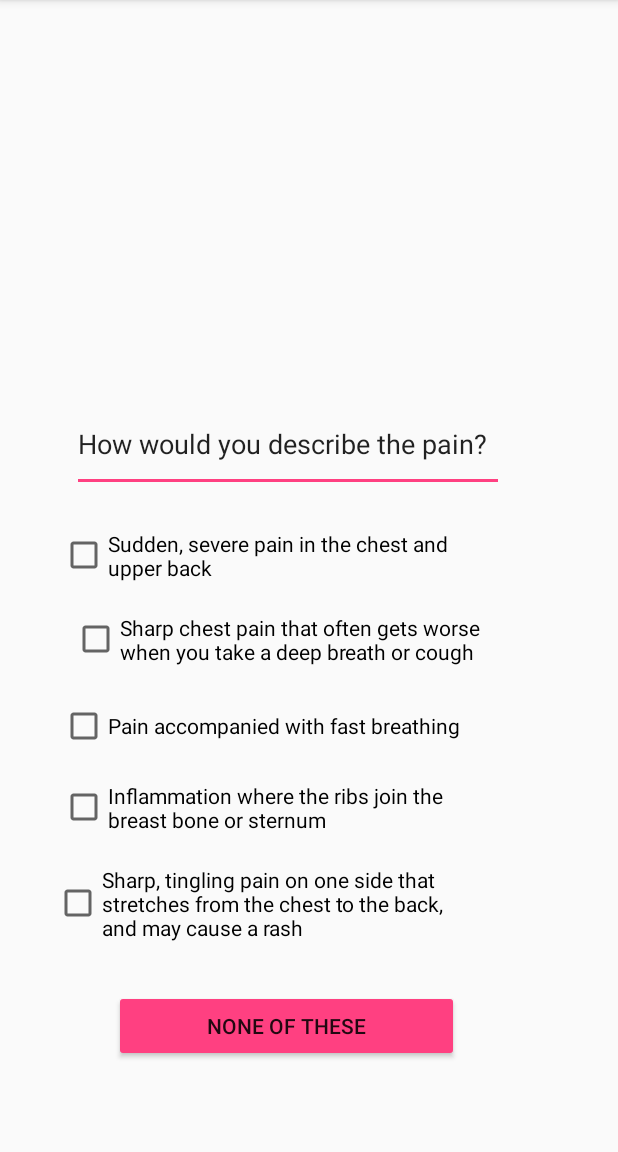
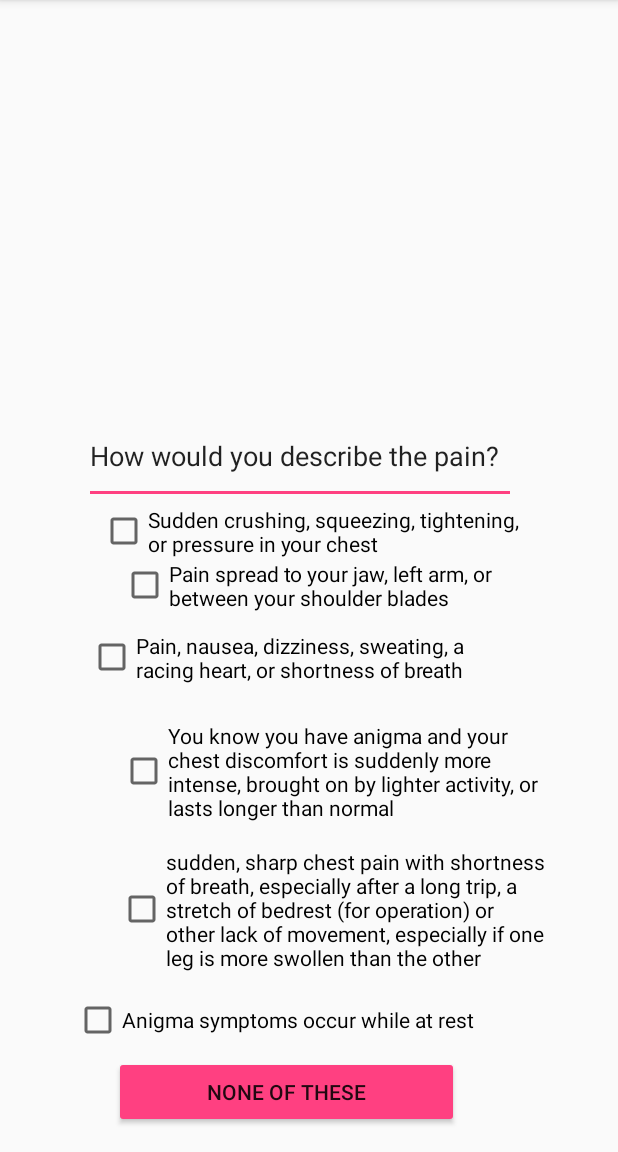
Before and after one commit to nwang19/Save-your, an Android app: the HeartAttackInstructions screen opened directly, with no data from a screen before it, on a phone screen of 412 x 824 dp, the part 84-1236 px from its top. Run offline under Robolectric (Android 15) with nearby library versions, the phone set to English and light mode, and no system bars.

Commit message:
Updated chest pain

```diff
--- a/app/src/main/AndroidManifest.xml
+++ b/app/src/main/AndroidManifest.xml
@@ -17,7 +17,8 @@
             </intent-filter>
         </activity>
         <activity android:name=".HeartAttackInstructions" />
-        <activity android:name=".SSPain"></activity>
+        <activity android:name=".SSPain" />
+        <activity android:name=".MoreChestPain"></activity>
     </application>
 
 </manifest>
--- a/app/src/main/java/com/example/nicole/testapp/HeartAttackInstructions.java
+++ b/app/src/main/java/com/example/nicole/testapp/HeartAttackInstructions.java
@@ -1,7 +1,9 @@
 package com.example.nicole.testapp;
 
+import android.content.Intent;
 import android.support.v7.app.AppCompatActivity;
 import android.os.Bundle;
+import android.view.View;
 
 public class HeartAttackInstructions extends AppCompatActivity {
 //but it's actually symptoms
@@ -11,5 +13,8 @@ public class HeartAttackInstructions extends AppCompatActivity {
         super.onCreate(savedInstanceState);
         setContentView(R.layout.activity_heart_attack_instructions);
     }
-
+    public void openMoreChestPain(View view){
+        Intent intent = new Intent(HeartActivityInstructions.this, MoreChestPain.class);
+        startActivity(intent);
+    }
 }
--- /dev/null
+++ b/app/src/main/java/com/example/nicole/testapp/MoreChestPain.java
@@ -0,0 +1,13 @@
+package com.example.nicole.testapp;
+
+import android.support.v7.app.AppCompatActivity;
+import android.os.Bundle;
+
+public class MoreChestPain extends AppCompatActivity {
+
+    @Override
+    protected void onCreate(Bundle savedInstanceState) {
+        super.onCreate(savedInstanceState);
+        setContentView(R.layout.activity_more_chest_pain);
+    }
+}
--- a/app/src/main/res/layout/activity_heart_attack_instructions.xml
+++ b/app/src/main/res/layout/activity_heart_attack_instructions.xml
@@ -10,72 +10,102 @@
         android:id="@+id/checkBox"
         android:layout_width="282dp"
         android:layout_height="wrap_content"
-        android:layout_marginBottom="380dp"
+        android:layout_marginBottom="360dp"
         android:layout_marginStart="40dp"
-        android:text="Sudden, severe pain in the chest and upper back"
+        android:text="Pain spread to your jaw, left arm, or between your shoulder blades"
         app:layout_constraintBottom_toBottomOf="parent"
+        app:layout_constraintEnd_toEndOf="parent"
+        app:layout_constraintHorizontal_bias="0.451"
         app:layout_constraintStart_toStartOf="parent" />
 
     <EditText
         android:id="@+id/editText"
         android:layout_width="288dp"
         android:layout_height="63dp"
-        android:layout_marginBottom="440dp"
+        android:layout_marginBottom="432dp"
         android:layout_marginStart="48dp"
         android:ems="10"
         android:inputType="textPersonName"
         android:text="How would you describe the pain?"
         app:layout_constraintBottom_toBottomOf="parent"
+        app:layout_constraintEnd_toEndOf="parent"
+        app:layout_constraintHorizontal_bias="0.104"
         app:layout_constraintStart_toStartOf="parent" />
 
     <CheckBox
         android:id="@+id/checkBox2"
         android:layout_width="287dp"
         android:layout_height="wrap_content"
-        android:layout_marginBottom="324dp"
+        android:layout_marginBottom="72dp"
         android:layout_marginStart="48dp"
-        android:text="Sharp chest pain that often gets worse when you take a deep breath or cough"
+        android:text="Anigma symptoms occur while at rest"
         app:layout_constraintBottom_toBottomOf="parent"
+        app:layout_constraintEnd_toEndOf="parent"
+        app:layout_constraintHorizontal_bias="0.02"
         app:layout_constraintStart_toStartOf="parent" />
 
     <CheckBox
         android:id="@+id/checkBox3"
         android:layout_width="285dp"
         android:layout_height="wrap_content"
-        android:layout_marginBottom="268dp"
-        android:layout_marginStart="40dp"
-        android:text="Pain accompanied with fast breathing"
+        android:layout_marginBottom="312dp"
+        android:layout_marginStart="28dp"
+        android:checked="false"
+        android:text="Pain, nausea, dizziness, sweating, a racing heart, or shortness of breath"
         app:layout_constraintBottom_toBottomOf="parent"
+        app:layout_constraintEnd_toEndOf="parent"
+        app:layout_constraintHorizontal_bias="0.309"
         app:layout_constraintStart_toStartOf="parent" />
 
     <CheckBox
         android:id="@+id/checkBox4"
         android:layout_width="289dp"
         android:layout_height="wrap_content"
-        android:layout_marginBottom="212dp"
-        android:layout_marginStart="40dp"
-        android:text="Inflammation where the ribs join the breast bone or sternum"
+        android:layout_marginBottom="220dp"
+        android:layout_marginStart="48dp"
+        android:checked="false"
+        android:duplicateParentState="false"
+        android:text="You know you have anigma and your chest discomfort is suddenly more intense, brought on by lighter activity, or lasts longer than normal"
         app:layout_constraintBottom_toBottomOf="parent"
+        app:layout_constraintEnd_toEndOf="parent"
+        app:layout_constraintHorizontal_bias="0.425"
         app:layout_constraintStart_toStartOf="parent" />
 
     <CheckBox
         android:id="@+id/checkBox5"
         android:layout_width="285dp"
         android:layout_height="wrap_content"
-        android:layout_marginBottom="140dp"
-        android:layout_marginStart="36dp"
-        android:text="Sharp, tingling pain on one side that stretches from the chest to the back, and may cause a rash"
+        android:layout_marginBottom="120dp"
+        android:layout_marginStart="48dp"
+        android:text="sudden, sharp chest pain with shortness of breath, especially after a long trip, a stretch of bedrest (for operation) or other lack of movement, especially if one leg is more swollen than the other"
         app:layout_constraintBottom_toBottomOf="parent"
+        app:layout_constraintEnd_toEndOf="parent"
+        app:layout_constraintHorizontal_bias="0.392"
         app:layout_constraintStart_toStartOf="parent" />
 
     <Button
         android:id="@+id/button"
         android:layout_width="230dp"
         android:layout_height="wrap_content"
-        android:layout_marginBottom="60dp"
+        android:layout_marginBottom="16dp"
         android:layout_marginStart="76dp"
         android:backgroundTint="@color/colorAccent"
+        android:onClick="openMoreChestPain"
         android:text="None of these"
         app:layout_constraintBottom_toBottomOf="parent"
         app:layout_constraintStart_toStartOf="parent" />
+
+    <CheckBox
+        android:id="@+id/checkBox6"
+        android:layout_width="279dp"
+        android:layout_height="wrap_content"
+        android:layout_marginBottom="396dp"
+        android:layout_marginEnd="8dp"
+        android:layout_marginStart="8dp"
+        android:text="Sudden crushing, squeezing, tightening, or pressure in your chest"
+        app:layout_constraintBottom_toBottomOf="parent"
+        app:layout_constraintEnd_toEndOf="parent"
+        app:layout_constraintHorizontal_bias="0.505"
+        app:layout_constraintStart_toStartOf="parent" />
+
 </android.support.constraint.ConstraintLayout>
--- /dev/null
+++ b/app/src/main/res/layout/activity_more_chest_pain.xml
@@ -0,0 +1,9 @@
+<?xml version="1.0" encoding="utf-8"?>
+<android.support.constraint.ConstraintLayout xmlns:android="http://schemas.android.com/apk/res/android"
+    xmlns:app="http://schemas.android.com/apk/res-auto"
+    xmlns:tools="http://schemas.android.com/tools"
+    android:layout_width="match_parent"
+    android:layout_height="match_parent"
+    tools:context="com.example.nicole.testapp.MoreChestPain">
+
+</android.support.constraint.ConstraintLayout>
```
